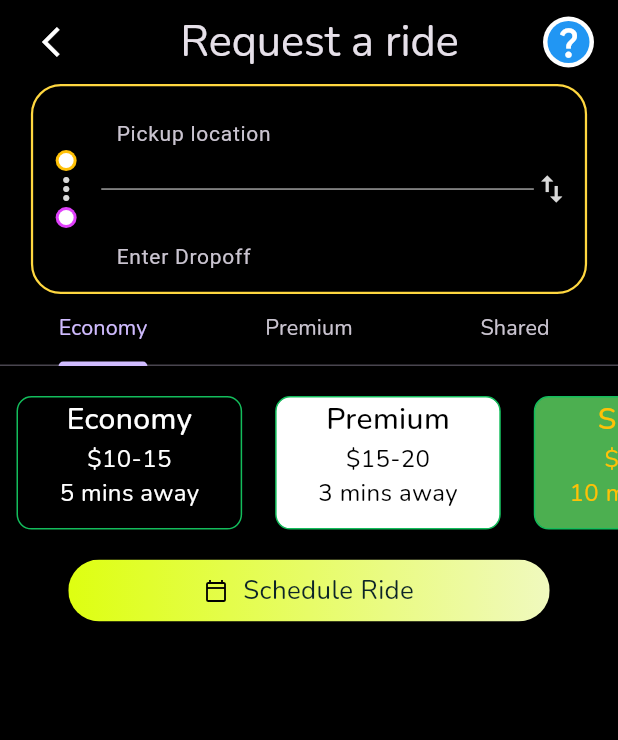
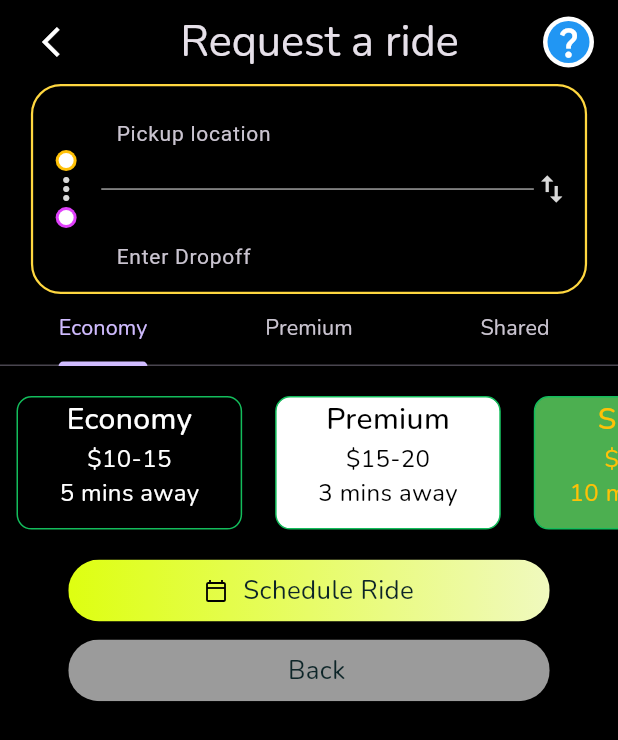
Before and after one commit to SMTech24-official/Rydleap-mobile-app, a Flutter app: the RequestARide screen opened directly, on a phone screen of 412 x 824 dp. Shown: the top 740 px of the screen. Run offline on Flutter 3.47's test engine with Material 3 defaults, Android fonts, the phone set to English and light mode, and no system bars; our stand-ins replace flutter_otp_text_field, flutter_sizer, google_fonts, google_maps_flutter, intl_phone_field, persistent_bottom_nav_bar and 1 more; accounts and stored records are empty; project files that could hold a hidden picture were left out.

Commit message:
request a ride done 2

```diff
--- a/lib/core/global_widgets/custom_icon_gradient_button.dart
+++ b/lib/core/global_widgets/custom_gradient.dart
@@ -2,18 +2,13 @@ import 'package:flutter/material.dart';
 import 'package:rydleap/core/app_sizes.dart';
 import 'package:rydleap/core/utility/app_colors.dart';
 
-class CustomIconGradientButton extends StatelessWidget {
+class CustomGradient extends StatelessWidget {
   final String text;
   final VoidCallback onTap;
-  final IconData? icon;
-  final List<Color>? colorList;
-  final double? width;
-
-
-  const CustomIconGradientButton({
+  const CustomGradient({
     super.key,
     required this.text,
-    required this.onTap, this.icon, this.colorList, this.width,
+    required this.onTap,
   });
 
   @override
@@ -23,7 +18,7 @@ class CustomIconGradientButton extends StatelessWidget {
       child: Ink(
         decoration: BoxDecoration(
           gradient: LinearGradient(
-            colors: colorList??[
+            colors: [
               Color(0xffDEFF11),
               Color(0xffF0F9BE),
             ],
@@ -38,16 +33,9 @@ class CustomIconGradientButton extends StatelessWidget {
           onTap: onTap,
           child: Container(
             height: getHeight(50),
-            width: width??double.infinity,
+            width: double.infinity,
             alignment: Alignment.center,
-            child: Row(
-              mainAxisAlignment: MainAxisAlignment.center,
-              children: [
-
-                icon!=null?Icon(icon,color: Colors.black,size: 16,):SizedBox(),
-                SizedBox(width: 10,),
-
-                Text(
+            child: Text(
               text,
               style: TextStyle(
                 color: AppColors.textBlack,
@@ -55,8 +43,6 @@ class CustomIconGradientButton extends StatelessWidget {
                 fontWeight: FontWeight.w400,
               ),
             ),
-              ],
-            ),
           ),
         ),
       ),
--- a/lib/core/global_widgets/custom_gradient_button.dart
+++ b/lib/core/global_widgets/custom_gradient_button.dart
@@ -5,10 +5,15 @@ import 'package:rydleap/core/utility/app_colors.dart';
 class CustomGradientButton extends StatelessWidget {
   final String text;
   final VoidCallback onTap;
+  final IconData? icon;
+  final List<Color>? colorList;
+  final double? width;
+
+
   const CustomGradientButton({
     super.key,
     required this.text,
-    required this.onTap,
+    required this.onTap, this.icon, this.colorList, this.width,
   });
 
   @override
@@ -18,7 +23,7 @@ class CustomGradientButton extends StatelessWidget {
       child: Ink(
         decoration: BoxDecoration(
           gradient: LinearGradient(
-            colors: [
+            colors: colorList??[
               Color(0xffDEFF11),
               Color(0xffF0F9BE),
             ],
@@ -33,9 +38,16 @@ class CustomGradientButton extends StatelessWidget {
           onTap: onTap,
           child: Container(
             height: getHeight(50),
-            width: double.infinity,
+            width: width??double.infinity,
             alignment: Alignment.center,
-            child: Text(
+            child: Row(
+              mainAxisAlignment: MainAxisAlignment.center,
+              children: [
+
+                icon!=null?Icon(icon,color: Colors.black,size: 16,):SizedBox(),
+                SizedBox(width: 10,),
+
+                Text(
                   text,
                   style: TextStyle(
                     color: AppColors.textBlack,
@@ -43,6 +55,8 @@ class CustomGradientButton extends StatelessWidget {
                     fontWeight: FontWeight.w400,
                   ),
                 ),
+              ],
+            ),
           ),
         ),
       ),
--- a/lib/feature/auth/presentaion/screens/change_password.dart
+++ b/lib/feature/auth/presentaion/screens/change_password.dart
@@ -5,9 +5,11 @@ import 'package:rydleap/core/app_imagese.dart';
 import 'package:rydleap/core/app_sizes.dart';
 import 'package:rydleap/core/global_widgets/custom_background.dart';
 import 'package:rydleap/core/global_widgets/custom_blur_button.dart';
-import 'package:rydleap/core/global_widgets/custom_gradient_button.dart';
+import 'package:rydleap/core/global_widgets/custom_gradient.dart';
 import 'package:rydleap/core/global_widgets/custom_textfield.dart';
 import 'package:rydleap/feature/auth/presentaion/screens/login_screen.dart';
+
+import '../../../../core/global_widgets/custom_gradient_button.dart';
 
 class ChangePasswordScreen extends StatefulWidget {
   const ChangePasswordScreen({super.key});
--- a/lib/feature/auth/presentaion/screens/create_password.dart
+++ b/lib/feature/auth/presentaion/screens/create_password.dart
@@ -4,9 +4,11 @@ import 'package:rydleap/core/app_imagese.dart';
 import 'package:rydleap/core/app_sizes.dart';
 import 'package:rydleap/core/global_widgets/custom_background.dart';
 import 'package:rydleap/core/global_widgets/custom_blur_button.dart';
-import 'package:rydleap/core/global_widgets/custom_gradient_button.dart';
+import 'package:rydleap/core/global_widgets/custom_gradient.dart';
 import 'package:rydleap/core/global_widgets/custom_textfield.dart';
 import 'package:rydleap/feature/auth/presentaion/screens/login_screen.dart';
+
+import '../../../../core/global_widgets/custom_gradient_button.dart';
 
 class CreatePasswordScreen extends StatefulWidget {
   const CreatePasswordScreen({super.key});
--- a/lib/feature/auth/presentaion/screens/login_screen.dart
+++ b/lib/feature/auth/presentaion/screens/login_screen.dart
@@ -4,10 +4,12 @@ import 'package:rydleap/core/app_imagese.dart';
 import 'package:rydleap/core/app_sizes.dart';
 import 'package:rydleap/core/global_widgets/app_text_button.dart';
 import 'package:rydleap/core/global_widgets/custom_background.dart';
-import 'package:rydleap/core/global_widgets/custom_gradient_button.dart';
+import 'package:rydleap/core/global_widgets/custom_gradient.dart';
 import 'package:rydleap/core/global_widgets/custom_textfield.dart';
 
 import 'package:rydleap/feature/auth/presentaion/screens/otp_screen.dart';
+
+import '../../../../core/global_widgets/custom_gradient_button.dart';
 
 class LoginScreen extends StatefulWidget {
   const LoginScreen({super.key});
--- a/lib/feature/auth/presentaion/screens/name_email_screen.dart
+++ b/lib/feature/auth/presentaion/screens/name_email_screen.dart
@@ -3,10 +3,12 @@ import 'package:rydleap/core/app_icons.dart';
 import 'package:rydleap/core/app_imagese.dart';
 import 'package:rydleap/core/app_sizes.dart';
 import 'package:rydleap/core/global_widgets/custom_background.dart';
-import 'package:rydleap/core/global_widgets/custom_gradient_button.dart';
+import 'package:rydleap/core/global_widgets/custom_gradient.dart';
 import 'package:rydleap/core/global_widgets/custom_textfield.dart';
 import 'package:rydleap/core/utility/app_colors.dart';
 import 'package:rydleap/feature/auth/presentaion/screens/create_password.dart';
+
+import '../../../../core/global_widgets/custom_gradient_button.dart';
 
 class NameEmailScreen extends StatefulWidget {
   const NameEmailScreen({super.key});
--- a/lib/feature/auth/presentaion/screens/otp_screen.dart
+++ b/lib/feature/auth/presentaion/screens/otp_screen.dart
@@ -4,8 +4,10 @@ import 'package:google_fonts/google_fonts.dart';
 import 'package:rydleap/core/app_imagese.dart';
 import 'package:rydleap/core/app_sizes.dart';
 import 'package:rydleap/core/global_widgets/custom_background.dart';
-import 'package:rydleap/core/global_widgets/custom_gradient_button.dart';
+import 'package:rydleap/core/global_widgets/custom_gradient.dart';
 import 'package:rydleap/feature/auth/presentaion/screens/change_password.dart';
+
+import '../../../../core/global_widgets/custom_gradient_button.dart';
 
 class OtpScreen extends StatelessWidget {
   const OtpScreen({super.key});
--- a/lib/feature/auth/presentaion/screens/register_screen.dart
+++ b/lib/feature/auth/presentaion/screens/register_screen.dart
@@ -4,13 +4,15 @@ import 'package:rydleap/core/app_imagese.dart';
 import 'package:rydleap/core/app_sizes.dart';
 import 'package:rydleap/core/global_widgets/custom_background.dart';
 import 'package:rydleap/core/global_widgets/custom_glass_button.dart';
-import 'package:rydleap/core/global_widgets/custom_gradient_button.dart';
+import 'package:rydleap/core/global_widgets/custom_gradient.dart';
 import 'package:rydleap/core/global_widgets/global_variable.dart';
 import 'package:rydleap/core/global_widgets/phone_input.dart';
 import 'package:rydleap/core/utility/app_colors.dart';
 import 'package:rydleap/feature/auth/components/or_sign_in_with.dart';
 import 'package:rydleap/feature/auth/presentaion/screens/name_email_screen.dart';
 import 'package:rydleap/feature/home/presentation/screens/home.dart';
+
+import '../../../../core/global_widgets/custom_gradient_button.dart';
 
 class RegisterScreen extends StatelessWidget {
   const RegisterScreen({super.key});
--- a/lib/feature/auth/presentaion/screens/your_location.dart
+++ b/lib/feature/auth/presentaion/screens/your_location.dart
@@ -2,11 +2,13 @@ import 'package:flutter/material.dart';
 import 'package:flutter_sizer/flutter_sizer.dart';
 import 'package:rydleap/core/app_sizes.dart';
 
-import 'package:rydleap/core/global_widgets/custom_gradient_button.dart';
+import 'package:rydleap/core/global_widgets/custom_gradient.dart';
 import 'package:rydleap/core/global_widgets/global_variable.dart';
 
 import 'package:rydleap/core/utility/app_colors.dart';
 import 'package:rydleap/feature/auth/presentaion/screens/register_screen.dart';
+
+import '../../../../core/global_widgets/custom_gradient_button.dart';
 
 class YourLocation extends StatelessWidget {
   const YourLocation({super.key});
--- a/lib/feature/request_a_ride/presentation/request_a_ride.dart
+++ b/lib/feature/request_a_ride/presentation/request_a_ride.dart
@@ -3,7 +3,7 @@ import 'package:flutter/material.dart';
 import 'package:flutter_sizer/flutter_sizer.dart';
 import 'package:google_fonts/google_fonts.dart';
 import 'package:rydleap/core/app_sizes.dart';
-import 'package:rydleap/core/global_widgets/custom_icon_gradient_button.dart';
+import 'package:rydleap/core/global_widgets/custom_gradient_button.dart';
 import 'package:rydleap/core/global_widgets/pickup_and_drop_input_tile.dart';
 import 'package:rydleap/core/global_widgets/ride_type_tile.dart';
 
@@ -123,12 +123,23 @@ class _RequestARideState extends State<RequestARide>
             ),
           ),
 
-          CustomIconGradientButton(
+          CustomGradientButton(
             text: 'Schedule Ride',
             onTap: () {},
             width: getWidth(335),
             icon: Icons.calendar_today_outlined,
-          )
+          ),
+
+          SizedBox(height: 12,),
+
+          CustomGradientButton(
+            text: 'Back',
+            onTap: () {},
+            width: getWidth(335),
+            colorList: [Color(0xff9B9B9B),Color(0xff9B9B9B),],
+          ),
+
+
 
           // Container(
           //   height: 50.h,
```
Lines whose indentation alone changed are shown as unchanged.
